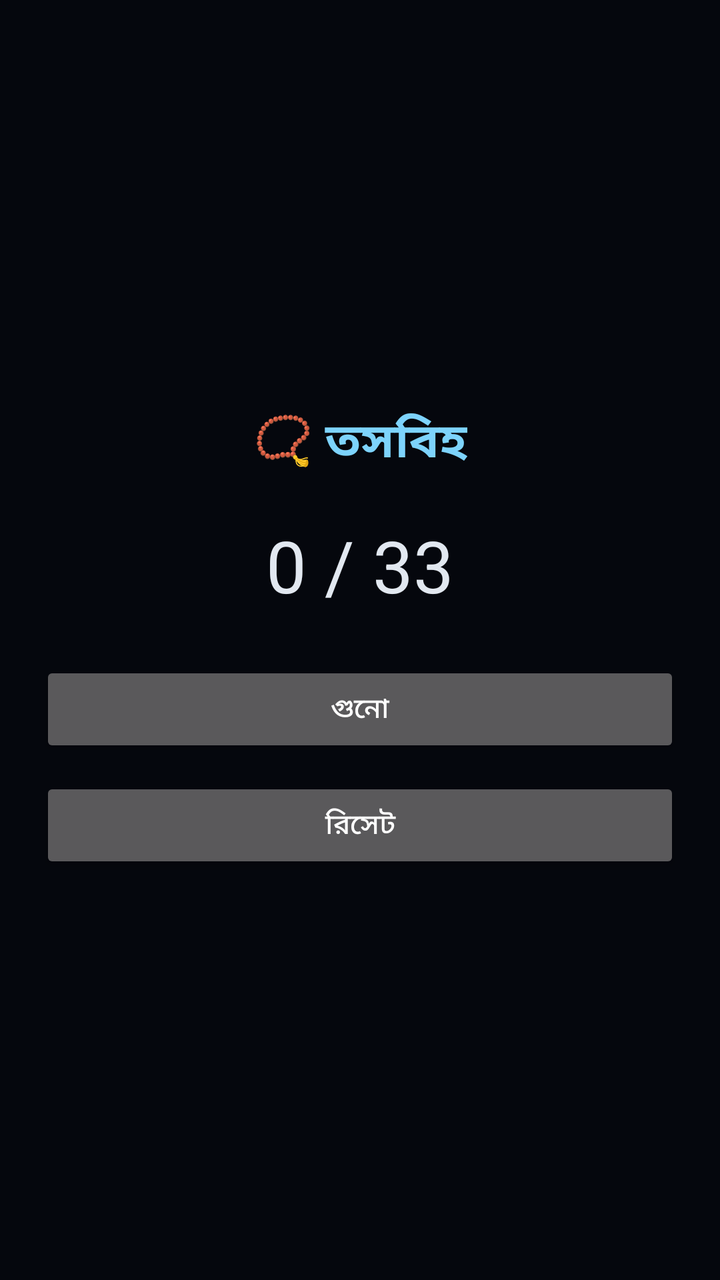
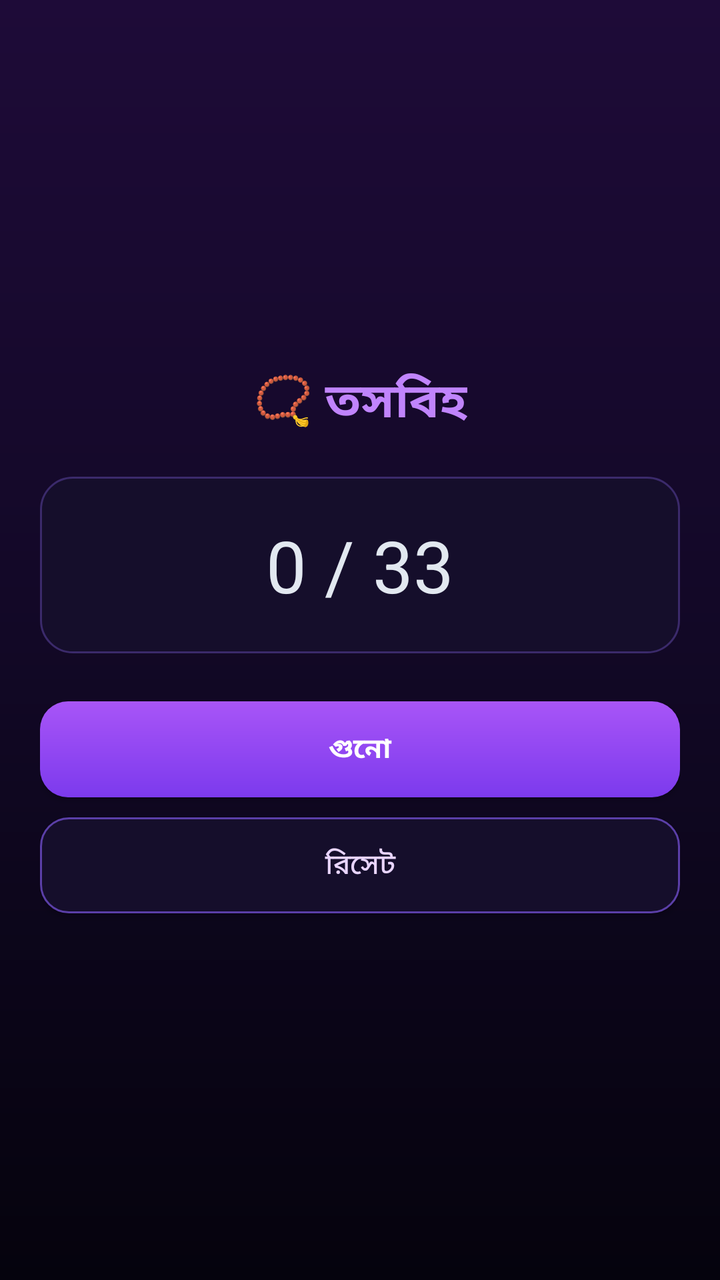

The first picture is an Android layout as it rendered before a commit; the second is the same layout after the commit. The layout source and the unified diff follow.
<!-- AndroidManifest.xml: application theme AppTheme -->
<!-- res/layout/activity_tasbih.xml -->
<?xml version="1.0" encoding="utf-8"?>
<LinearLayout xmlns:android="http://schemas.android.com/apk/res/android"
    android:layout_width="match_parent"
    android:layout_height="match_parent"
    android:background="#05070D"
    android:gravity="center"
    android:orientation="vertical"
    android:padding="20dp">

    <TextView
        android:layout_width="match_parent"
        android:layout_height="wrap_content"
        android:gravity="center"
        android:text="📿 তসবিহ"
        android:textColor="#7DD3FC"
        android:textSize="24sp"
        android:textStyle="bold" />

    <TextView
        android:id="@+id/tasbihCount"
        android:layout_width="match_parent"
        android:layout_height="wrap_content"
        android:layout_marginTop="20dp"
        android:gravity="center"
        android:text="0 / 33"
        android:textColor="#E2E8F0"
        android:textSize="36sp" />

    <Button
        android:id="@+id/tasbihTap"
        android:layout_width="match_parent"
        android:layout_height="wrap_content"
        android:layout_marginTop="24dp"
        android:text="গুনো" />

    <Button
        android:id="@+id/tasbihReset"
        android:layout_width="match_parent"
        android:layout_height="wrap_content"
        android:layout_marginTop="10dp"
        android:text="রিসেট" />
</LinearLayout>
<!-- resources referenced by this layout -->
<resources>
  <style name="AppTheme" parent="android:Theme.Material.NoActionBar">
          <item name="android:windowBackground">#05030D</item>
          <item name="android:colorAccent">#A855F7</item>
          <item name="android:statusBarColor">#05030D</item>
          <item name="android:navigationBarColor">#05030D</item>
          <item name="android:windowLightStatusBar">false</item>
      </style>
</resources>

<!-- the commit's change to res/layout/activity_tasbih.xml (unified diff, before → after) -->
@@ -2,7 +2,7 @@
 <LinearLayout xmlns:android="http://schemas.android.com/apk/res/android"
     android:layout_width="match_parent"
     android:layout_height="match_parent"
-    android:background="#05070D"
+    android:background="@drawable/bg_main"
     android:gravity="center"
     android:orientation="vertical"
     android:padding="20dp">
@@ -12,7 +12,7 @@
         android:layout_height="wrap_content"
         android:gravity="center"
         android:text="📿 তসবিহ"
-        android:textColor="#7DD3FC"
+        android:textColor="#C084FC"
         android:textSize="24sp"
         android:textStyle="bold" />
 
@@ -21,7 +21,9 @@
         android:layout_width="match_parent"
         android:layout_height="wrap_content"
         android:layout_marginTop="20dp"
+        android:background="@drawable/bg_card"
         android:gravity="center"
+        android:padding="20dp"
         android:text="0 / 33"
         android:textColor="#E2E8F0"
         android:textSize="36sp" />
@@ -31,12 +33,17 @@
         android:layout_width="match_parent"
         android:layout_height="wrap_content"
         android:layout_marginTop="24dp"
-        android:text="গুনো" />
+        android:background="@drawable/btn_primary"
+        android:text="গুনো"
+        android:textColor="#FFFFFF"
+        android:textStyle="bold" />
 
     <Button
         android:id="@+id/tasbihReset"
         android:layout_width="match_parent"
         android:layout_height="wrap_content"
         android:layout_marginTop="10dp"
-        android:text="রিসেট" />
+        android:background="@drawable/btn_secondary"
+        android:text="রিসেট"
+        android:textColor="#E9D5FF" />
 </LinearLayout>
<!-- resource entries referenced after the edit -->
@@ -1,5 +1,37 @@
 <!-- resources referenced by this layout -->
 <resources>
+  <!-- drawable bg_card (drawable) -->
+  <?xml version="1.0" encoding="utf-8"?>
+  <shape xmlns:android="http://schemas.android.com/apk/res/android" android:shape="rectangle">
+      <corners android:radius="16dp" />
+      <solid android:color="#150E2B" />
+      <stroke android:width="1dp" android:color="#3B2A6B" />
+  </shape>
+  <!-- drawable bg_main (drawable) -->
+  <?xml version="1.0" encoding="utf-8"?>
+  <shape xmlns:android="http://schemas.android.com/apk/res/android" android:shape="rectangle">
+      <gradient
+          android:angle="270"
+          android:startColor="#1E0B38"
+          android:centerColor="#120826"
+          android:endColor="#05030D" />
+  </shape>
+  <!-- drawable btn_primary (drawable) -->
+  <?xml version="1.0" encoding="utf-8"?>
+  <shape xmlns:android="http://schemas.android.com/apk/res/android" android:shape="rectangle">
+      <corners android:radius="14dp" />
+      <gradient
+          android:angle="270"
+          android:startColor="#A855F7"
+          android:endColor="#7C3AED" />
+  </shape>
+  <!-- drawable btn_secondary (drawable) -->
+  <?xml version="1.0" encoding="utf-8"?>
+  <shape xmlns:android="http://schemas.android.com/apk/res/android" android:shape="rectangle">
+      <corners android:radius="14dp" />
+      <solid android:color="#150E2B" />
+      <stroke android:width="1dp" android:color="#5B3FA8" />
+  </shape>
   <style name="AppTheme" parent="android:Theme.Material.NoActionBar">
           <item name="android:windowBackground">#05030D</item>
           <item name="android:colorAccent">#A855F7</item>
